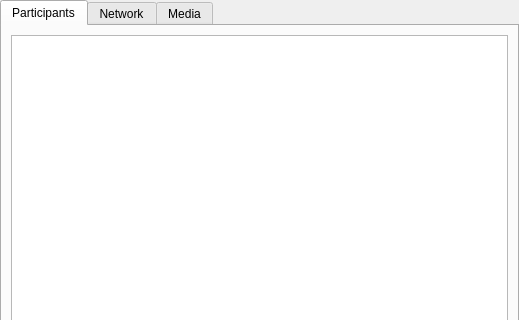
Before: the Qt Designer form ui/statisticswindow.ui in ultravideo/uvgComm, drawn with Qt 5; both pictures show x 0 to 519 and y 0 to 320 of the 519 by 670 pixel window.
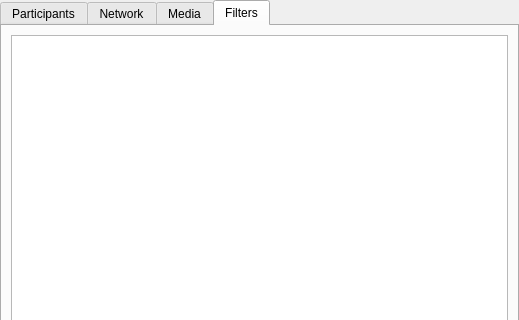
After: the same form once the commit is applied. The open tabs and pages were chosen to show the change.

Commit message: Filter Thread ID:s are now visible in statistics window.

What changed in the file:
```diff
--- a/ui/statisticswindow.ui
+++ b/ui/statisticswindow.ui
@@ -13,7 +13,7 @@
   <property name="windowTitle">
    <string>Statistics</string>
   </property>
-  <layout class="QGridLayout" name="gridLayout_4">
+  <layout class="QGridLayout" name="gridLayout_5">
    <property name="leftMargin">
     <number>0</number>
    </property>
@@ -383,6 +383,16 @@
        </item>
       </layout>
      </widget>
+     <widget class="QWidget" name="Filters">
+      <attribute name="title">
+       <string>Filters</string>
+      </attribute>
+      <layout class="QGridLayout" name="gridLayout_4">
+       <item row="0" column="0">
+        <widget class="QTableWidget" name="filterTable"/>
+       </item>
+      </layout>
+     </widget>
     </widget>
    </item>
   </layout>
```
The commit also changes 4 other files.
